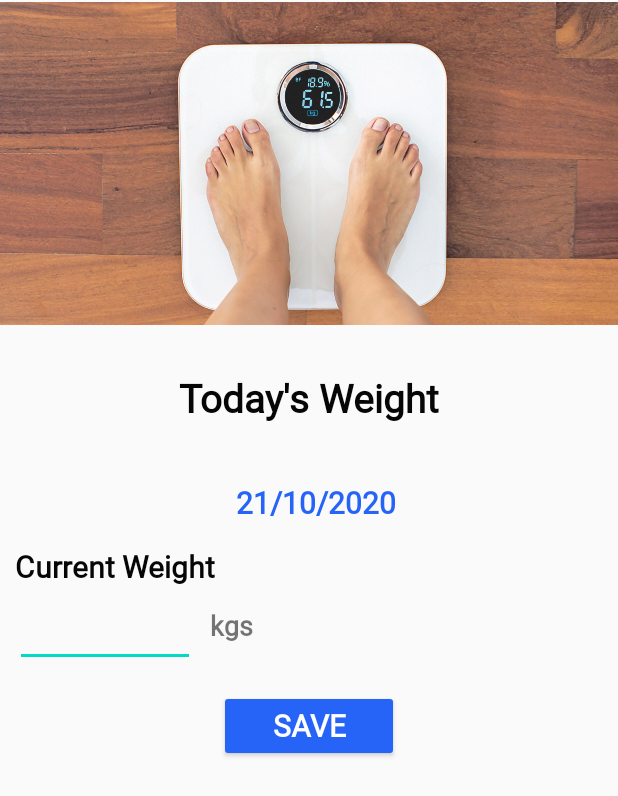
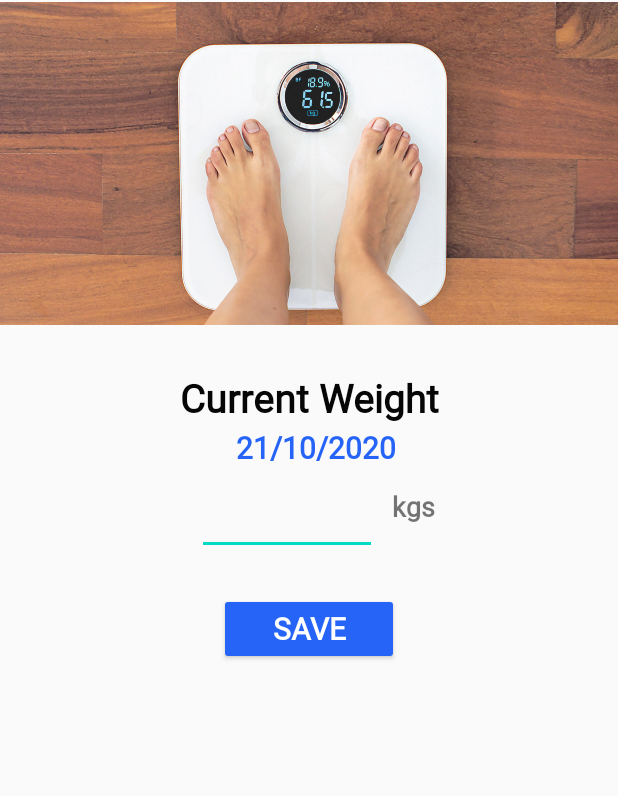
Before and after one commit to 19003337/MyFitnessLive, an Android app: the WeightScreen screen opened directly, with no data from a screen before it, on a phone screen of 412 x 824 dp. Shown: the top 796 px of the screen. Run offline under Robolectric (Android 15) with nearby library versions, the phone set to English and light mode, and no system bars; our stand-ins replace Firebase (no records; nobody signed in at launch, a user with empty details on screens opened directly).

Commit message:
Pushing - Weight, Settings and Profile screen changes. Removed settings from ProfileScreen.

```diff
--- a/app/src/main/res/layout/activity_settings.xml
+++ b/app/src/main/res/layout/activity_settings.xml
@@ -29,14 +29,13 @@
         app:layout_constraintHorizontal_bias="0.0"
         app:layout_constraintStart_toStartOf="parent"
         app:layout_constraintTop_toTopOf="parent"
-        app:layout_constraintVertical_bias="0.61">
+        app:layout_constraintVertical_bias="0.585">
 
         <TextView
             android:id="@+id/tv_UnitsHeading"
             android:layout_width="match_parent"
             android:layout_height="wrap_content"
             android:layout_marginStart="10dp"
-            android:layout_marginTop="10dp"
             android:layout_marginBottom="10dp"
             android:fontFamily="@font/marcellus"
             android:text="Units Measured"
@@ -158,7 +157,7 @@
             android:text="Save"
             android:textColor="@color/white"
             android:textSize="20dp"
-            android:textStyle="bold"/>
+            android:textStyle="bold" />
 
     </LinearLayout>
 
--- a/app/src/main/res/layout/activity_weight_screen.xml
+++ b/app/src/main/res/layout/activity_weight_screen.xml
@@ -24,7 +24,7 @@
         android:layout_width="match_parent"
         android:layout_height="wrap_content"
         android:fontFamily="@font/marcellus"
-        android:text="Today's Weight"
+        android:text="Current Weight"
         android:textAlignment="center"
         android:textColor="@color/black"
         android:textSize="26dp"
@@ -44,9 +44,10 @@
         android:orientation="vertical"
         app:layout_constraintBottom_toBottomOf="parent"
         app:layout_constraintEnd_toEndOf="parent"
+        app:layout_constraintHorizontal_bias="0.0"
         app:layout_constraintStart_toStartOf="parent"
         app:layout_constraintTop_toTopOf="parent"
-        app:layout_constraintVertical_bias="0.52">
+        app:layout_constraintVertical_bias="0.441">
 
 
         <TextView
@@ -63,22 +64,10 @@
             android:textStyle="bold" />
 
 
-        <TextView
-            android:id="@+id/tv_CurrentWeight"
-            android:layout_width="match_parent"
+        <LinearLayout
+            android:layout_width="wrap_content"
             android:layout_height="wrap_content"
-            android:layout_marginStart="10dp"
-            android:layout_marginTop="10dp"
-            android:layout_marginBottom="5dp"
-            android:fontFamily="@font/marcellus"
-            android:text="Current Weight"
-            android:textColor="@color/black"
-            android:textSize="20dp"
-            android:textStyle="bold" />
-
-        <LinearLayout
-            android:layout_width="match_parent"
-            android:layout_height="wrap_content"
+            android:layout_gravity="center_horizontal"
             android:orientation="horizontal">
 
             <EditText
@@ -86,14 +75,14 @@
                 android:layout_width="120dp"
                 android:layout_height="wrap_content"
                 android:layout_marginStart="10dp"
-                android:layout_marginTop="5dp"
+                android:layout_marginTop="10dp"
                 android:layout_marginEnd="10dp"
                 android:layout_marginBottom="5dp"
                 android:fontFamily="@font/marcellus"
                 android:inputType="numberDecimal"
                 android:textColor="@color/black"
                 android:textSize="16dp"
-                android:textStyle="bold"/>
+                android:textStyle="bold" />
 
             <TextView
                 android:id="@+id/tv_WeightUnit"
@@ -102,7 +91,7 @@
                 android:fontFamily="@font/marcellus"
                 android:text="kgs"
                 android:textSize="18dp"
-                android:textStyle="bold"/>
+                android:textStyle="bold" />
 
         </LinearLayout>
 
@@ -112,7 +101,7 @@
             android:layout_height="wrap_content"
             android:layout_gravity="center_horizontal"
             android:layout_marginLeft="5dp"
-            android:layout_marginTop="10dp"
+            android:layout_marginTop="20dp"
             android:layout_marginRight="5dp"
             android:layout_marginBottom="20dp"
             android:backgroundTint="@color/blue"
@@ -127,13 +116,13 @@
     <ListView
         android:id="@+id/lv_WeightChanges"
         android:layout_width="match_parent"
-        android:layout_height="245dp"
+        android:layout_height="320dp"
         app:layout_constraintBottom_toBottomOf="parent"
         app:layout_constraintEnd_toEndOf="parent"
         app:layout_constraintHorizontal_bias="0.0"
         app:layout_constraintStart_toStartOf="parent"
         app:layout_constraintTop_toTopOf="parent"
-        app:layout_constraintVertical_bias="0.979">
+        app:layout_constraintVertical_bias="1.0">
 
     </ListView>
 
```
Also changed, not shown: app/src/main/java/com/vc19003337/myfitnesslive/Profile.java (+51 -3 lines), app/src/main/java/com/vc19003337/myfitnesslive/UserProfile.java (+5 -13 lines), app/src/main/res/layout/activity_profile.xml (+27 -70 lines).
